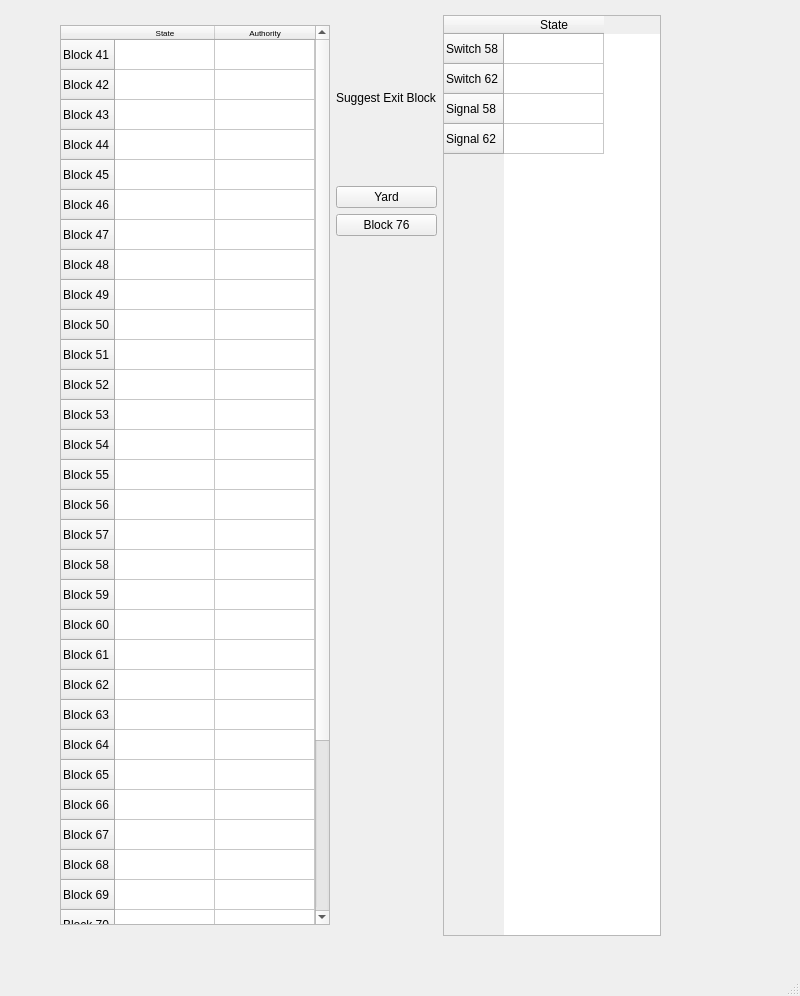
Above: Wayside_Controller/Hardware/ctc_tb.ui from ColeMinersUnion/Trains before the change. Below: the same form after it.
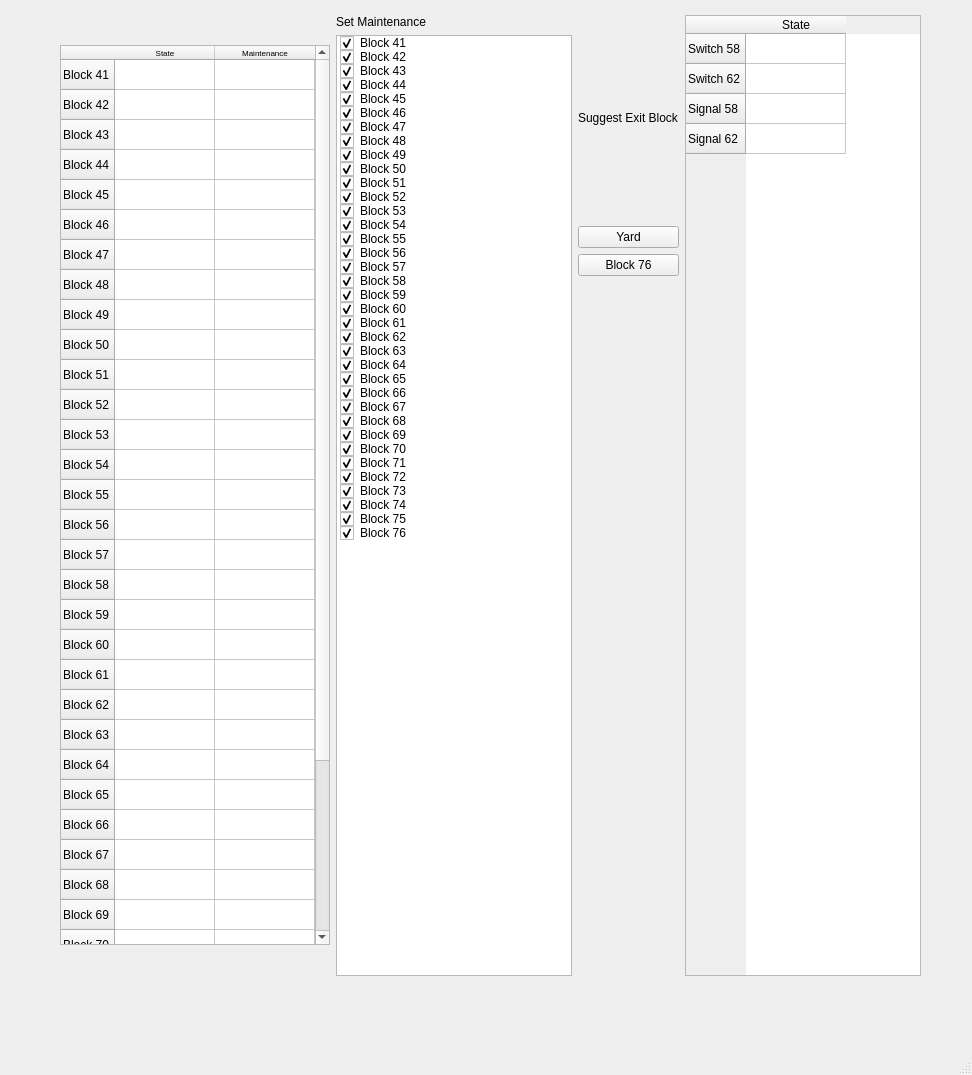
That is the form after the change.

```diff
--- a/Wayside_Controller/Hardware/ctc_tb.ui
+++ b/Wayside_Controller/Hardware/ctc_tb.ui
@@ -6,8 +6,8 @@
    <rect>
     <x>0</x>
     <y>0</y>
-    <width>800</width>
-    <height>996</height>
+    <width>972</width>
+    <height>1075</height>
    </rect>
   </property>
   <property name="windowTitle">
@@ -19,8 +19,8 @@
      <rect>
       <x>60</x>
       <y>15</y>
-      <width>601</width>
-      <height>921</height>
+      <width>861</width>
+      <height>961</height>
      </rect>
     </property>
     <layout class="QHBoxLayout" name="horizontalLayout">
@@ -251,7 +251,7 @@
        </column>
        <column>
         <property name="text">
-         <string>Authority</string>
+         <string>Maintenance</string>
         </property>
         <property name="font">
          <font>
@@ -261,6 +261,309 @@
        </column>
       </widget>
      </item>
+     <item>
+      <layout class="QVBoxLayout" name="verticalLayout_3">
+       <item>
+        <widget class="QLabel" name="label_3">
+         <property name="text">
+          <string>Set Maintenance</string>
+         </property>
+        </widget>
+       </item>
+       <item>
+        <widget class="QListWidget" name="occ_list_2">
+         <item>
+          <property name="text">
+           <string>Block 41</string>
+          </property>
+          <property name="checkState">
+           <enum>Checked</enum>
+          </property>
+         </item>
+         <item>
+          <property name="text">
+           <string>Block 42</string>
+          </property>
+          <property name="checkState">
+           <enum>Checked</enum>
+          </property>
+         </item>
+         <item>
+          <property name="text">
+           <string>Block 43</string>
+          </property>
+          <property name="checkState">
+           <enum>Checked</enum>
+          </property>
+         </item>
+         <item>
+          <property name="text">
+           <string>Block 44</string>
+          </property>
+          <property name="checkState">
+           <enum>Checked</enum>
+          </property>
+         </item>
+         <item>
+          <property name="text">
+           <string>Block 45</string>
+          </property>
+          <property name="checkState">
+           <enum>Checked</enum>
+          </property>
+         </item>
+         <item>
+          <property name="text">
+           <string>Block 46</string>
+          </property>
+          <property name="checkState">
+           <enum>Checked</enum>
+          </property>
+         </item>
+         <item>
+          <property name="text">
+           <string>Block 47</string>
+          </property>
+          <property name="checkState">
+           <enum>Checked</enum>
+          </property>
+         </item>
+         <item>
+          <property name="text">
+           <string>Block 48</string>
+          </property>
+          <property name="checkState">
+           <enum>Checked</enum>
+          </property>
+         </item>
+         <item>
+          <property name="text">
+           <string>Block 49</string>
+          </property>
+          <property name="checkState">
+           <enum>Checked</enum>
+          </property>
+         </item>
+         <item>
+          <property name="text">
+           <string>Block 50</string>
+          </property>
+          <property name="checkState">
+           <enum>Checked</enum>
+          </property>
+         </item>
+         <item>
+          <property name="text">
+           <string>Block 51</string>
+          </property>
+          <property name="checkState">
+           <enum>Checked</enum>
+          </property>
+         </item>
+         <item>
+          <property name="text">
+           <string>Block 52</string>
+          </property>
+          <property name="checkState">
+           <enum>Checked</enum>
+          </property>
+         </item>
+         <item>
+          <property name="text">
+           <string>Block 53</string>
+          </property>
+          <property name="checkState">
+           <enum>Checked</enum>
+          </property>
+         </item>
+         <item>
+          <property name="text">
+           <string>Block 54</string>
+          </property>
+          <property name="checkState">
+           <enum>Checked</enum>
+          </property>
+         </item>
+         <item>
+          <property name="text">
+           <string>Block 55</string>
+          </property>
+          <property name="checkState">
+           <enum>Checked</enum>
+          </property>
+         </item>
+         <item>
+          <property name="text">
+           <string>Block 56</string>
+          </property>
+          <property name="checkState">
+           <enum>Checked</enum>
+          </property>
+         </item>
+         <item>
+          <property name="text">
+           <string>Block 57</string>
+          </property>
+          <property name="checkState">
+           <enum>Checked</enum>
+          </property>
+         </item>
+         <item>
+          <property name="text">
+           <string>Block 58</string>
+          </property>
+          <property name="checkState">
+           <enum>Checked</enum>
+          </property>
+         </item>
+         <item>
+          <property name="text">
+           <string>Block 59</string>
+          </property>
+          <property name="checkState">
+           <enum>Checked</enum>
+          </property>
+         </item>
+         <item>
+          <property name="text">
+           <string>Block 60</string>
+          </property>
+          <property name="checkState">
+           <enum>Checked</enum>
+          </property>
+         </item>
+         <item>
+          <property name="text">
+           <string>Block 61</string>
+          </property>
+          <property name="checkState">
+           <enum>Checked</enum>
+          </property>
+         </item>
+         <item>
+          <property name="text">
+           <string>Block 62</string>
+          </property>
+          <property name="checkState">
+           <enum>Checked</enum>
+          </property>
+         </item>
+         <item>
+          <property name="text">
+           <string>Block 63</string>
+          </property>
+          <property name="checkState">
+           <enum>Checked</enum>
+          </property>
+         </item>
+         <item>
+          <property name="text">
+           <string>Block 64</string>
+          </property>
+          <property name="checkState">
+           <enum>Checked</enum>
+          </property>
+         </item>
+         <item>
+          <property name="text">
+           <string>Block 65</string>
+          </property>
+          <property name="checkState">
+           <enum>Checked</enum>
+          </property>
+         </item>
+         <item>
+          <property name="text">
+           <string>Block 66</string>
+          </property>
+          <property name="checkState">
+           <enum>Checked</enum>
+          </property>
+         </item>
+         <item>
+          <property name="text">
+           <string>Block 67</string>
+          </property>
+          <property name="checkState">
+           <enum>Checked</enum>
+          </property>
+         </item>
+         <item>
+          <property name="text">
+           <string>Block 68</string>
+          </property>
+          <property name="checkState">
+           <enum>Checked</enum>
+          </property>
+         </item>
+         <item>
+          <property name="text">
+           <string>Block 69</string>
+          </property>
+          <property name="checkState">
+           <enum>Checked</enum>
+          </property>
+         </item>
+         <item>
+          <property name="text">
+           <string>Block 70</string>
+          </property>
+          <property name="checkState">
+           <enum>Checked</enum>
+          </property>
+         </item>
+         <item>
+          <property name="text">
+           <string>Block 71</string>
+          </property>
+          <property name="checkState">
+           <enum>Checked</enum>
+          </property>
+         </item>
+         <item>
+          <property name="text">
+           <string>Block 72</string>
+          </property>
+          <property name="checkState">
+           <enum>Checked</enum>
+          </property>
+         </item>
+         <item>
+          <property name="text">
+           <string>Block 73</string>
+          </property>
+          <property name="checkState">
+           <enum>Checked</enum>
+          </property>
+         </item>
+         <item>
+          <property name="text">
+           <string>Block 74</string>
+          </property>
+          <property name="checkState">
+           <enum>Checked</enum>
+          </property>
+         </item>
+         <item>
+          <property name="text">
+           <string>Block 75</string>
+          </property>
+          <property name="checkState">
+           <enum>Checked</enum>
+          </property>
+         </item>
+         <item>
+          <property name="text">
+           <string>Block 76</string>
+          </property>
+          <property name="checkState">
+           <enum>Checked</enum>
+          </property>
+         </item>
+        </widget>
+       </item>
+      </layout>
+     </item>
      <item>
       <layout class="QVBoxLayout" name="verticalLayout">
        <property name="bottomMargin">
```
Left out of the diff: 2 changed lines with no effect on the pictures.
